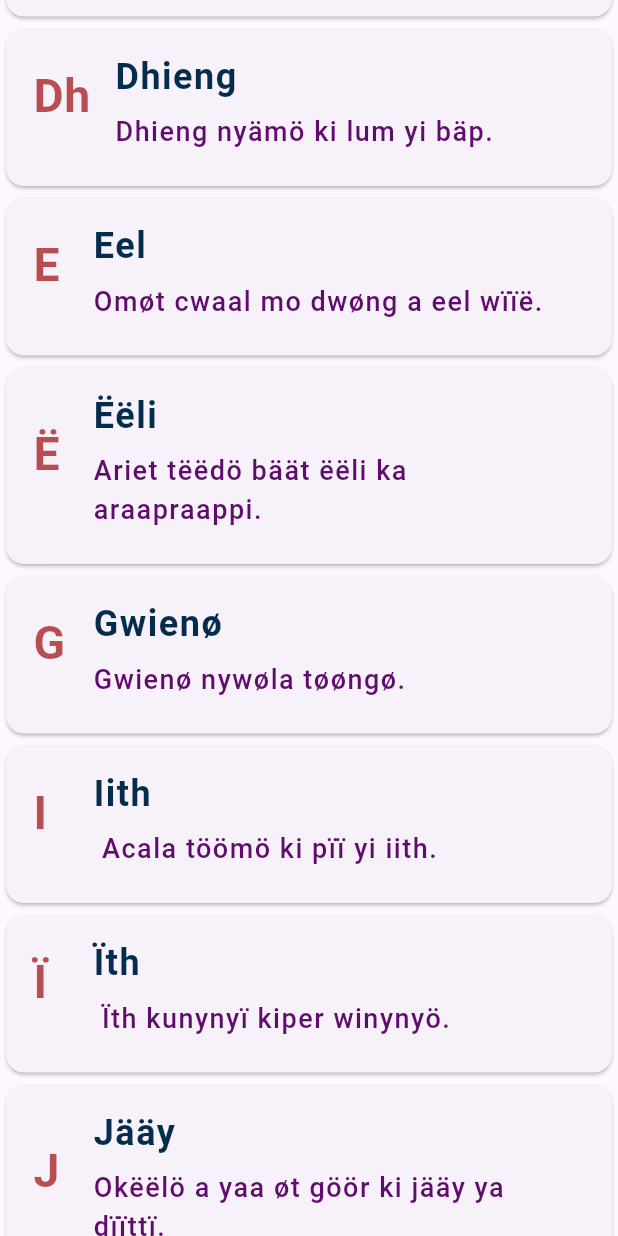
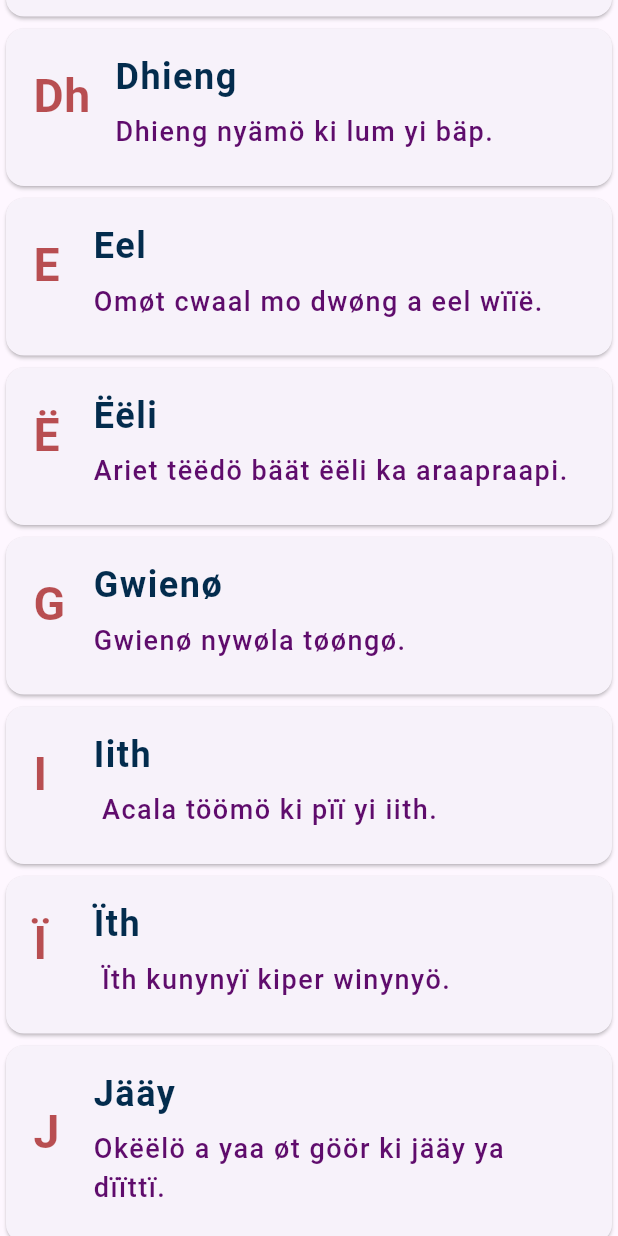
Before and after one commit to oriemiobang/Dha-Anywaa-application, a Flutter app: the Page3 widget shown alone on an empty page, opened directly, scrolled down 576 dp, on a phone screen of 412 x 824 dp. Run offline on Flutter 3.47's test engine with Material 3 defaults, Android fonts, the phone set to English and light mode, and no system bars; our stand-ins replace audioplayers.

Commit message:
a new update

```diff
--- a/lib/pages/page3.dart
+++ b/lib/pages/page3.dart
@@ -83,7 +83,7 @@ class _Page3State extends State<Page3> {
       Sentence(
           letter: "Ë",
           word: "Ëëli",
-          sentence: "Ariet tëëdö bäät ëëli ka araapraappi.",
+          sentence: "Ariet tëëdö bäät ëëli ka araapraapi.",
           audioUrl: "sentence_sound/Voice9.mp3"),
       Sentence(
           letter: "G",
```
